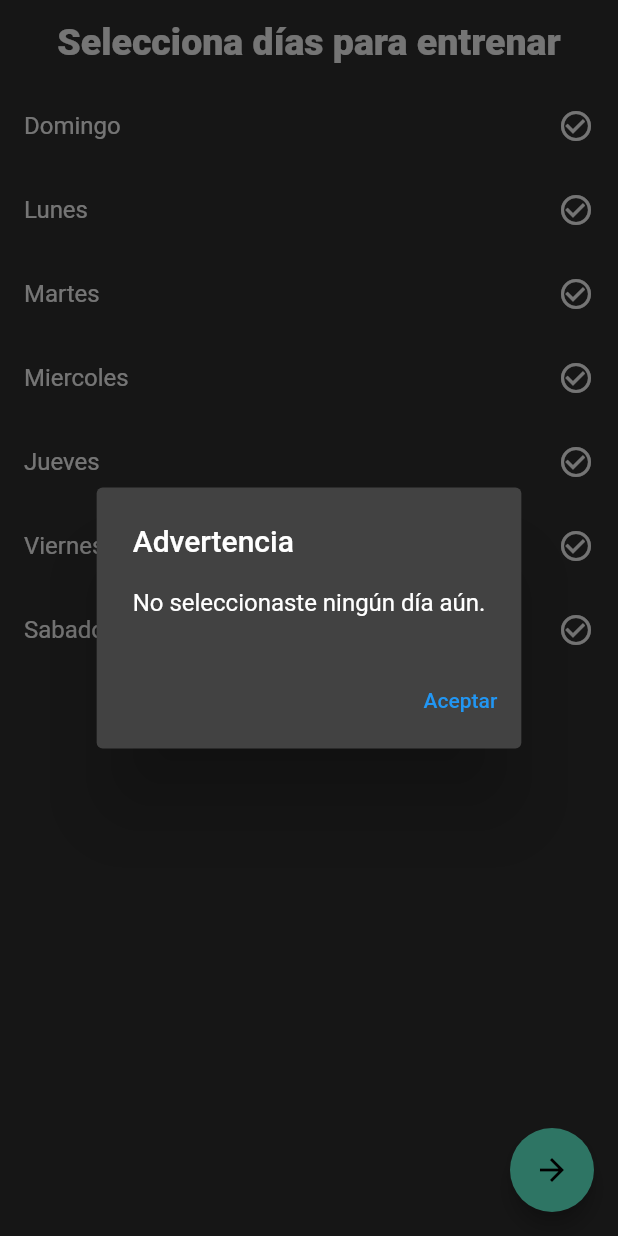
After one commit to Shuy935/gym_h, a Flutter app: the DiasScrn screen opened directly, after a tap on the "arrow forward" icon, on a phone screen of 412 x 824 dp. The commit adds this screen. Run offline on Flutter 3.47's test engine with Material 2 defaults, Android fonts, the phone set to English and light mode, and no system bars; our stand-ins replace easy_search_bar, email_validator, firebase_auth, firebase_core, parse_server_sdk_flutter; accounts and stored records are empty; network calls fail.

Commit message:
Buscador/Seleccionador de días/ detallitos

```diff
--- a/lib/widget/interfaces/Ejercicios.dart
+++ b/lib/widget/interfaces/Ejercicios.dart
@@ -1,4 +1,5 @@
 import 'package:flutter/material.dart';
+import 'package:gym_h/widget/interfaces/buscadoruwu.dart';
 import 'package:gym_h/widget/interfaces/widgets.dart';
 
 class Ejercicios extends StatelessWidget {
@@ -38,7 +39,8 @@ class Ejercicios extends StatelessWidget {
         ),
         body: SingleChildScrollView(
             child: Column(
-          children: [
+          children: <Widget>[
+            Buscador_uwu(),
             CardE(
               cantidad: cantidad,
             ),
--- /dev/null
+++ b/lib/widget/interfaces/seleccion_dias.dart
@@ -0,0 +1,132 @@
+import 'package:flutter/material.dart';
+import 'package:gym_h/widget/interfaces/ejercicios.dart';
+import 'package:gym_h/widget/interfaces/widgets.dart';
+
+class DiasScrn extends StatefulWidget {
+  const DiasScrn({super.key});
+
+  @override
+  State<DiasScrn> createState() => _DiasScrnState();
+}
+
+class _DiasScrnState extends State<DiasScrn> {
+  final List<String> dias = [
+    'Domingo',
+    'Lunes',
+    'Martes',
+    'Miercoles',
+    'Jueves',
+    'Viernes',
+    'Sabado',
+  ];
+  List<String> selectedDias = [];
+  List<String> filtereDia = [];
+
+  @override
+  void initState() {
+    filtereDia = dias;
+    super.initState();
+  }
+
+  @override
+  Widget build(BuildContext context) {
+    return Scaffold(
+      // appBar: AppBar(
+      //   title: Text('Selecciona tus músculos'),
+      // ),
+      body: Column(
+        children: <Widget>[
+          const ListTile(
+            title: Text(
+              'Selecciona días para entrenar',
+              style: TextStyle(
+                fontSize: 25,
+                fontWeight: FontWeight.w900,
+                color: Color.fromARGB(255, 255, 255, 255),
+              ),
+              textAlign: TextAlign.center,
+            ),
+          ),
+          Expanded(
+            child: buildDiasList(),
+          ),
+        ],
+      ),
+      floatingActionButton: FloatingActionButton(
+        onPressed: handleFloatingActionButton,
+        child: Icon(Icons.arrow_forward),
+      ),
+    );
+  }
+
+  Widget buildDiasList() {
+    return ListView(
+      children: filtereDia.map(buildDiasItem).toList(),
+    );
+  }
+
+  Widget buildDiasItem(String dia) {
+    return ListTile(
+      title: Text(dia),
+      onTap: () => handleDiasSelection(dia),
+      trailing: selectedDias.contains(dia)
+          ? Icon(Icons.check_circle, color: Colors.green)
+          : Icon(Icons.check_circle_outline),
+    );
+  }
+
+  void handleDiasSelection(String dia) {
+    if (selectedDias.contains(dia)) {
+      setState(() {
+        selectedDias.remove(dia);
+      });
+    } else if (selectedDias.isEmpty) {
+      setState(() {
+        selectedDias.add(dia);
+      });
+    } else if (selectedDias.length < 7) {
+      //Restricción de días
+      setState(() {
+        selectedDias.add(dia);
+      });
+    } else {
+      showSelectionError('Solo puedes seleccionar un máximo de 7 días.');
+    }
+  }
+
+  void handleFloatingActionButton() {
+    //acción del botón
+    selectedDias.isNotEmpty
+        ? navigateToMusclesScreen()
+        : showSelectionError('No seleccionaste ningún día aún.');
+  }
+
+  void navigateToMusclesScreen() {
+    Navigator.push(
+      context,
+      MaterialPageRoute(
+        builder: (context) => MuscleScrn(),
+      ),
+    );
+  }
+
+  void showSelectionError(String errorMessage) {
+    showDialog(
+      context: context,
+      builder: (context) {
+        return AlertDialog(
+          title: Text('Advertencia'),
+          content: Text(errorMessage),
+          actions: <Widget>[
+            TextButton(
+              child: Text('Aceptar'),
+              onPressed: () {
+                Navigator.of(context).pop();
+              },
+            ),
+          ],
+        );
+      },
+    );
+  }
+}
--- a/lib/widget/interfaces/tapbar.dart
+++ b/lib/widget/interfaces/tapbar.dart
@@ -1,6 +1,7 @@
 import 'package:flutter/material.dart';
 import 'package:gym_h/models/users_model.dart';
 import 'package:gym_h/widget/interfaces/Widgets.dart';
+import 'package:gym_h/widget/interfaces/widgets.dart';
 
 class TabBarH extends StatefulWidget {
   const TabBarH({Key? key}) : super(key: key);
@@ -57,7 +58,7 @@ class _TabBarH extends State<TabBarH> {
     } else {
       final List<Widget> tabs = [
         const Tab(text: 'Rutina'),
-        const Tab(text: 'Musculos'),
+        const Tab(text: 'Seleccion de Rutina'), //mandar a selección de rutina
         const Tab(text: 'Asistencia'),
         const Tab(text: 'Historial'),
       ];
@@ -72,7 +73,7 @@ class _TabBarH extends State<TabBarH> {
           body: const TabBarView(
             children: [
               Center(child: Text('Rutina de hoy:')),
-              Center(child: MuscleScrn()),
+              Center(child: DiasScrn()),
               Center(child: ListaU()),
               Center(child: Text('Historial')),
             ],
--- a/lib/widget/interfaces/widgets.dart
+++ b/lib/widget/interfaces/widgets.dart
@@ -7,3 +7,4 @@ export 'package:gym_h/widget/interfaces/drawer.dart';
 export 'package:gym_h/widget/interfaces/muscles.dart';
 export 'package:gym_h/widget/interfaces/date_picker_widget.dart';
 export 'package:gym_h/widget/interfaces/ejercicios.dart';
+export 'package:gym_h/widget/interfaces/seleccion_dias.dart';
```
Also changed, not shown: lib/widget/interfaces/buscadoruwu.dart (added, +51 -0 lines), lib/widget/interfaces/muscles.dart (+14 -14 lines).
